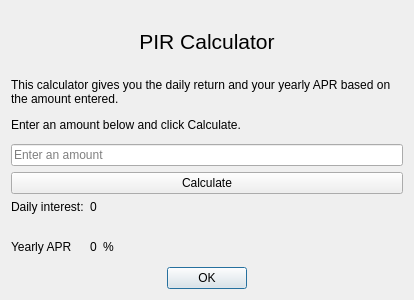
Above: src/qt/forms/calcdialog.ui from FlapXCoin/flapxcoin before the change. Below: the same form after it.
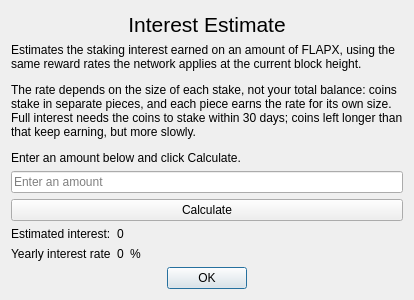
That is the form after the change.

Commit message: GUI: real interest estimate (was PIR Calculator); time left on the sync progress bar

```diff
--- a/src/qt/forms/calcdialog.ui
+++ b/src/qt/forms/calcdialog.ui
@@ -24,7 +24,7 @@
        <item row="1" column="0">
         <widget class="QLabel" name="label_3">
          <property name="text">
-          <string>&lt;html&gt;&lt;head/&gt;&lt;body&gt;&lt;p&gt;&lt;span&gt;Yearly APR&lt;/span&gt;&lt;/p&gt;&lt;/body&gt;&lt;/html&gt;</string>
+          <string>&lt;html&gt;&lt;head/&gt;&lt;body&gt;&lt;p&gt;&lt;span&gt;Yearly interest rate&lt;/span&gt;&lt;/p&gt;&lt;/body&gt;&lt;/html&gt;</string>
          </property>
         </widget>
        </item>
@@ -34,7 +34,7 @@
           <number>1</number>
          </property>
          <property name="text">
-          <string>&lt;html&gt;&lt;head/&gt;&lt;body&gt;&lt;p&gt;&lt;span&gt;Daily interest:&lt;/span&gt;&lt;/p&gt;&lt;/body&gt;&lt;/html&gt;</string>
+          <string>&lt;html&gt;&lt;head/&gt;&lt;body&gt;&lt;p&gt;&lt;span&gt;Estimated interest:&lt;/span&gt;&lt;/p&gt;&lt;/body&gt;&lt;/html&gt;</string>
          </property>
          <property name="textFormat">
           <enum>Qt::AutoText</enum>
@@ -128,7 +128,7 @@
       <number>1</number>
      </property>
      <property name="text">
-      <string>&lt;html&gt;&lt;head/&gt;&lt;body&gt;&lt;p&gt;&lt;span&gt;This calculator gives you the daily return and your yearly APR based on the amount entered.&lt;/span&gt;&lt;/p&gt;&lt;p&gt;&lt;span&gt;Enter an amount below and click Calculate.&lt;/span&gt;&lt;/p&gt;&lt;/body&gt;&lt;/html&gt;</string>
+      <string>&lt;html&gt;&lt;head/&gt;&lt;body&gt;&lt;p&gt;&lt;span&gt;Estimates the staking interest earned on an amount of FLAPX, using the same reward rates the network applies at the current block height.&lt;/span&gt;&lt;/p&gt;&lt;p&gt;&lt;span&gt;The rate depends on the size of each stake, not your total balance: coins stake in separate pieces, and each piece earns the rate for its own size. Full interest needs the coins to stake within 30 days; coins left longer than that keep earning, but more slowly.&lt;/span&gt;&lt;/p&gt;&lt;p&gt;&lt;span&gt;Enter an amount below and click Calculate.&lt;/span&gt;&lt;/p&gt;&lt;/body&gt;&lt;/html&gt;</string>
      </property>
      <property name="alignment">
       <set>Qt::AlignLeading|Qt::AlignLeft|Qt::AlignTop</set>
@@ -162,7 +162,7 @@
       </font>
      </property>
      <property name="text">
-      <string>PIR Calculator</string>
+      <string>Interest Estimate</string>
      </property>
      <property name="scaledContents">
       <bool>false</bool>
```
Left out of the diff: 2 changed lines with no effect on the pictures. The commit also changes 6 other files.
